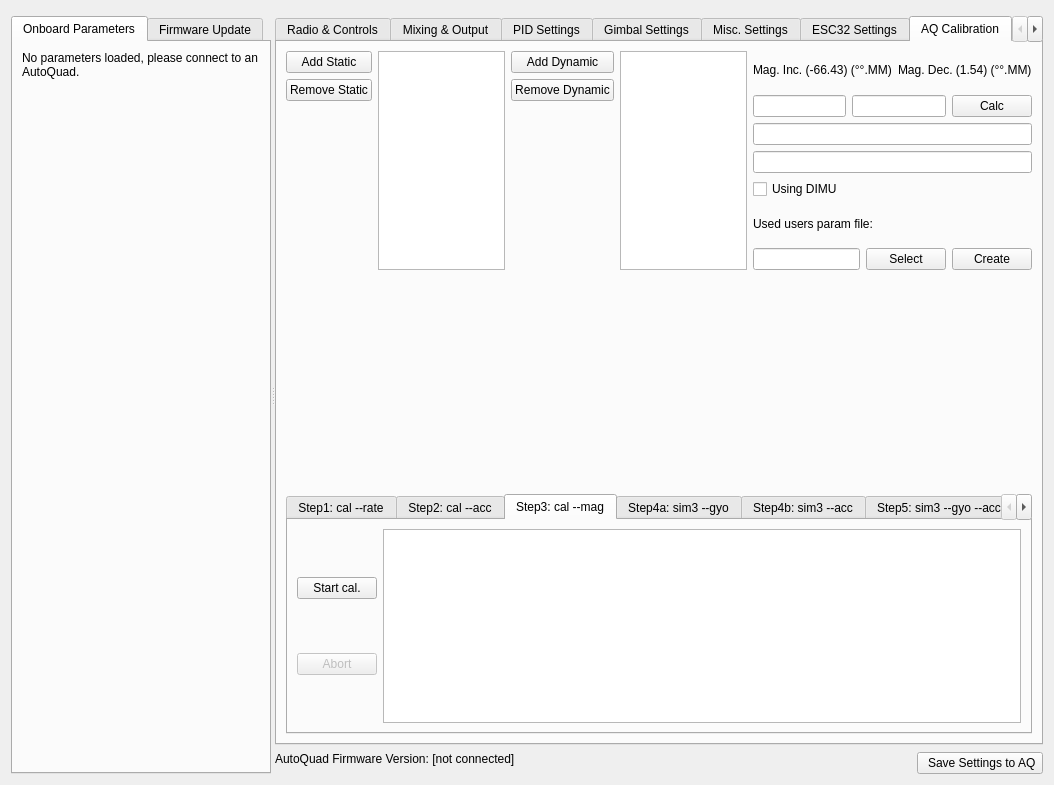
Before: the Qt Designer form src/ui/qgcautoquad.ui in mpaperno/qgroundcontrol_aq, drawn with Qt 5.
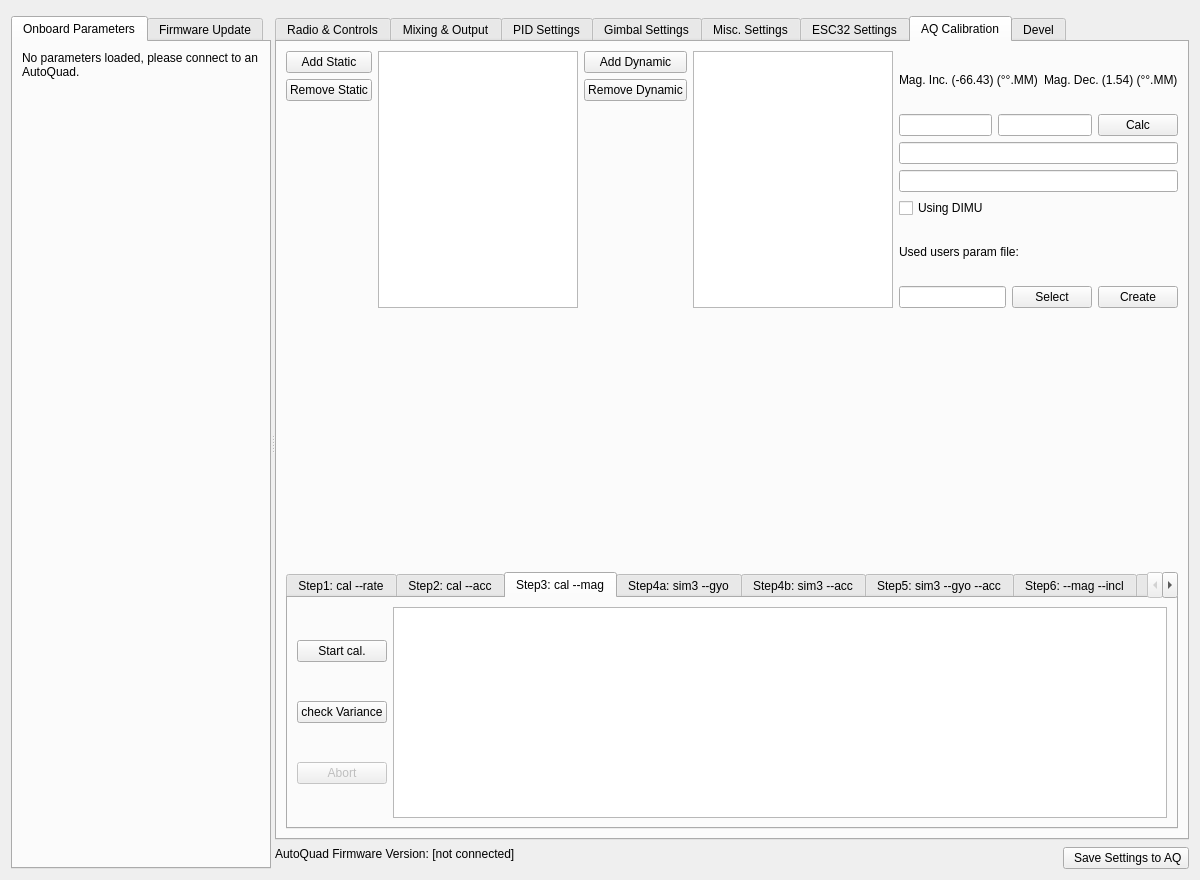
After: the same form once the commit is applied. The open tabs and pages were chosen to show the change. Icons and pictures are not drawn.

Commit message: add keyboard command for cal --mag 'e' and 'v'

What changed in the file:
```diff
--- a/src/ui/qgcautoquad.ui
+++ b/src/ui/qgcautoquad.ui
@@ -6,8 +6,8 @@
    <rect>
     <x>0</x>
     <y>0</y>
-    <width>1049</width>
-    <height>785</height>
+    <width>1200</width>
+    <height>880</height>
    </rect>
   </property>
   <property name="sizePolicy">
@@ -7758,6 +7758,13 @@
                    </property>
                   </widget>
                  </item>
+                 <item>
+                  <widget class="QPushButton" name="pushButton_var_cal3">
+                   <property name="text">
+                    <string>check Variance</string>
+                   </property>
+                  </widget>
+                 </item>
                  <item>
                   <widget class="QPushButton" name="pushButton_abort_cal3">
                    <property name="enabled">
```
Left out of the diff: 6 changed lines with no effect on the pictures. The commit also changes 2 other files.
